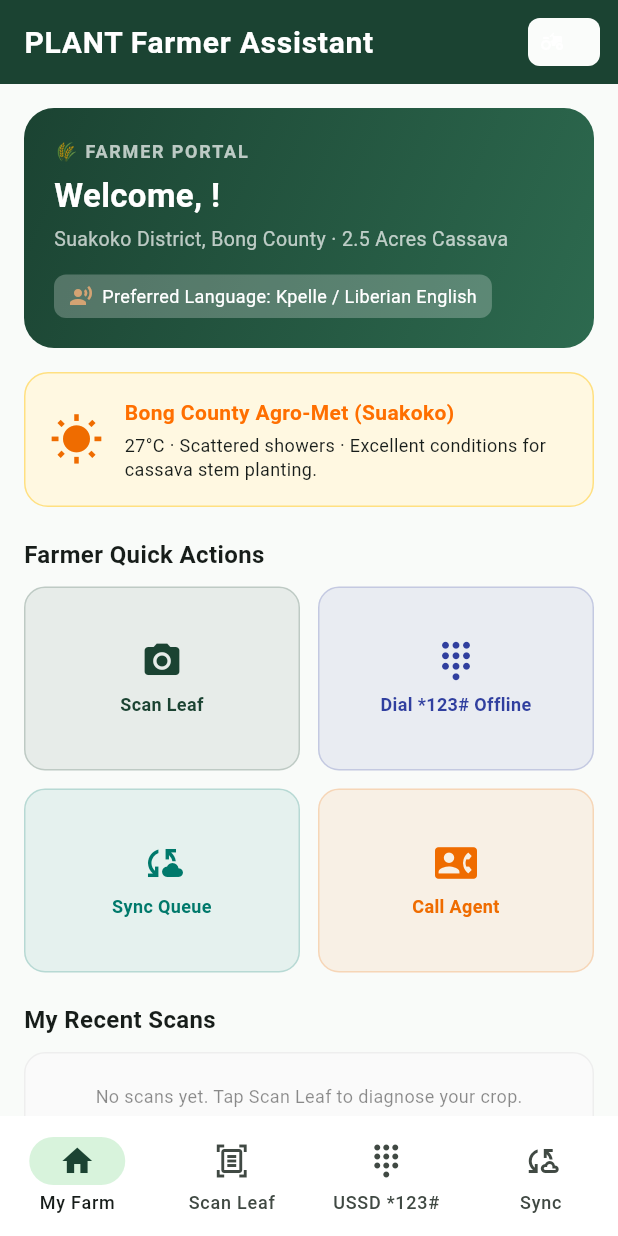
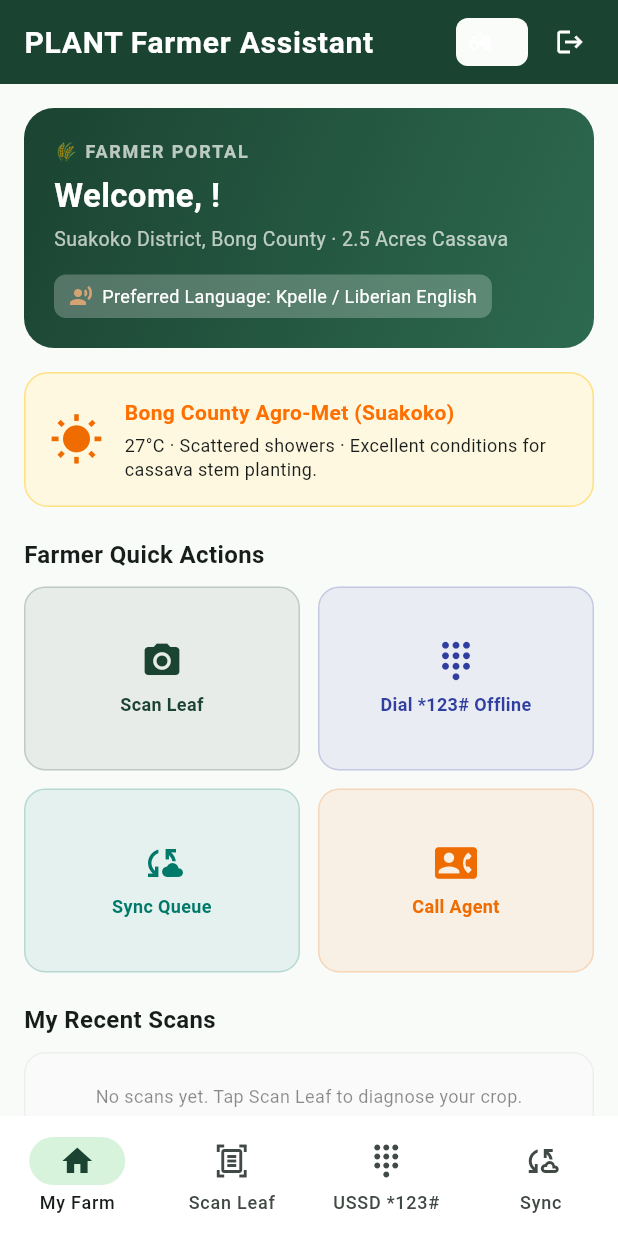
Before and after one commit to AgTechG9/PLANT, a Flutter app: the HomeScreen screen opened directly with empty values, on a phone screen of 412 x 824 dp. Run offline on Flutter 3.47's test engine with Material 3 defaults, Android fonts, the phone set to English and light mode, and no system bars; our stand-ins replace image_picker, shared_preferences; accounts and stored records are empty.

Commit message:
feat(ui): add logout icon button in AppBar for rapid role-switching

```diff
--- a/apps/mobile/lib/screens/home_screen.dart
+++ b/apps/mobile/lib/screens/home_screen.dart
@@ -4,6 +4,7 @@ import '../models/user_session.dart';
 import '../models/diagnostic_result.dart';
 import '../services/api_service.dart';
 import '../services/offline_storage_service.dart';
+import 'login_screen.dart';
 import 'scan_screen.dart';
 import 'ussd_simulator_screen.dart';
 import 'offline_queue_screen.dart';
@@ -73,7 +74,7 @@ class _HomeScreenState extends State<HomeScreen> {
                 : 'PLANT Farmer Assistant'),
         actions: [
           Padding(
-            padding: const EdgeInsets.only(right: 12),
+            padding: const EdgeInsets.only(right: 4),
             child: Chip(
               backgroundColor: Colors.white24,
               side: BorderSide.none,
@@ -92,6 +93,17 @@ class _HomeScreenState extends State<HomeScreen> {
               ),
             ),
           ),
+          IconButton(
+            icon: const Icon(Icons.logout, color: Colors.white, size: 20),
+            tooltip: 'Switch User / Log Out',
+            onPressed: () {
+              Navigator.pushReplacement(
+                context,
+                MaterialPageRoute(builder: (_) => const LoginScreen()),
+              );
+            },
+          ),
+          const SizedBox(width: 8),
         ],
       ),
       body: IndexedStack(
```
